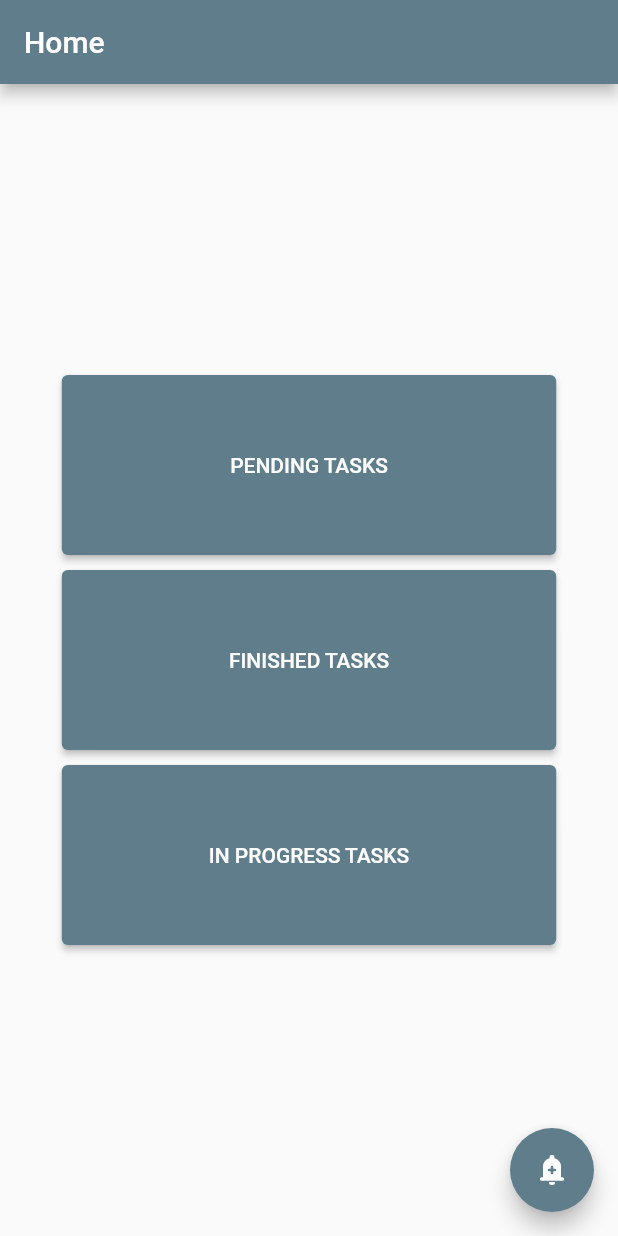
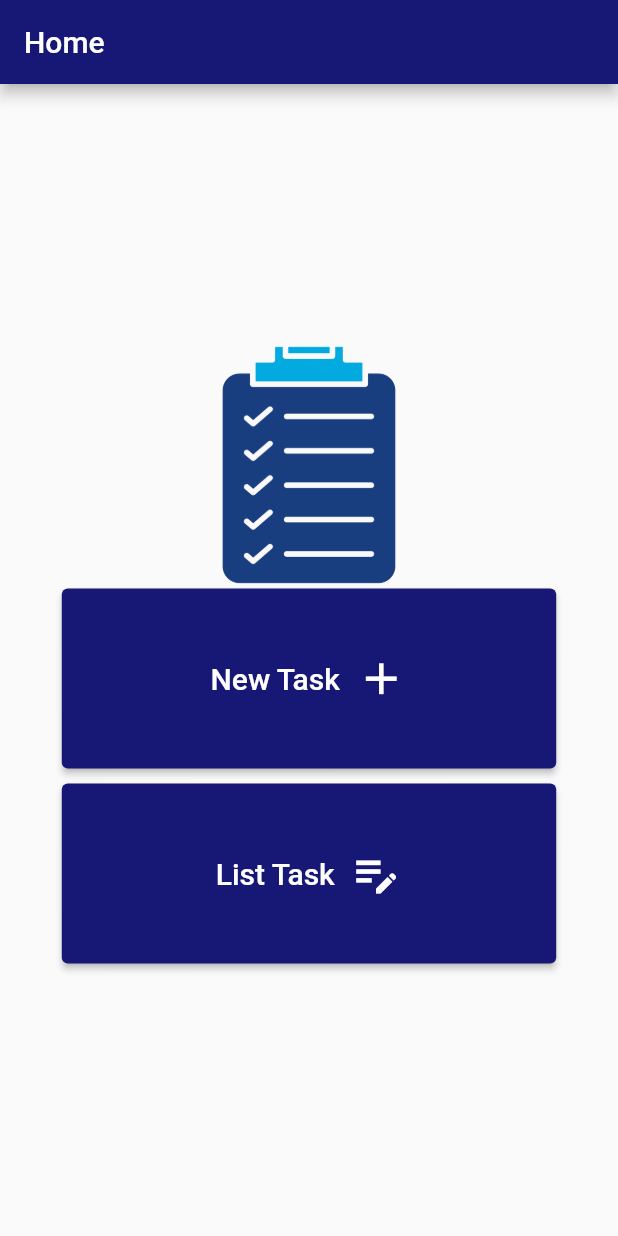
Before and after one commit to mattbrevis/to_do_list_project, a Flutter app: the screen it shows after launch, on a phone screen of 412 x 824 dp. Run offline on Flutter 3.47's test engine with Material 2 defaults, Android fonts, the light colour scheme and no system bars; our stand-ins replace sqflite; accounts and stored records are empty.

Commit message:
New task and list task done

```diff
--- /dev/null
+++ b/lib/constants/color_theme.dart
@@ -0,0 +1,12 @@
+ import 'package:flutter/material.dart';
+const MaterialColor darkBlue =  MaterialColor(4279703414,{50: Color( 0xffeaeafb )
+		, 100: Color( 0xffd4d4f7 )
+		, 200: Color( 0xffaaaaee )
+		, 300: Color( 0xff7f7fe6 )
+		, 400: Color( 0xff5454de )
+		, 500: Color( 0xff2a2ad5 )
+		, 600: Color( 0xff2121ab )
+		, 700: Color( 0xff191980 )
+		, 800: Color( 0xff111155 )
+		, 900: Color( 0xff08082b )
+		});
--- a/lib/views/routes.dart
+++ b/lib/constants/routes.dart
@@ -4,6 +4,6 @@ import 'package:to_do_list_project/views/tasks/new_task_page.dart';
 
 final myRoutes ={
   'home' : (context) => const MyHomePage(),
-  'new_task' : (context)=> const NewTaskPage(),
+  'new_task' : (context)=> const TaskPage(task: null,),
   'list_task' : (context)=> const ListTaskPage()
 };
--- a/lib/views/my_app.dart
+++ b/lib/views/my_app.dart
@@ -1,5 +1,6 @@
 import 'package:flutter/material.dart';
-import 'package:to_do_list_project/views/routes.dart';
+import 'package:to_do_list_project/constants/color_theme.dart';
+import 'package:to_do_list_project/constants/routes.dart';
 
 import 'my_home.dart';
 
@@ -10,7 +11,7 @@ class MyApp extends StatelessWidget {
     return MaterialApp(
       title: 'To do List Project',
       theme: ThemeData(
-        primarySwatch: Colors.blueGrey,
+        primarySwatch: darkBlue,
       ),
       debugShowCheckedModeBanner: false,
       home: const MyHomePage(),
--- a/lib/views/my_home.dart
+++ b/lib/views/my_home.dart
@@ -1,5 +1,6 @@
 import 'package:flutter/material.dart';
-import 'package:to_do_list_project/views/tasks/new_task_page.dart';
+
+
 class MyHomePage extends StatelessWidget {
   const MyHomePage({Key? key}) : super(key: key);
 
@@ -16,11 +17,29 @@ class MyHomePage extends StatelessWidget {
               mainAxisAlignment: MainAxisAlignment.center,
               crossAxisAlignment: CrossAxisAlignment.stretch,
               children: [
+                Container(
+                  height: MediaQuery.of(context).size.height * .20,
+                  decoration: const BoxDecoration(
+                      image: DecorationImage(
+                    image: AssetImage("assets/images/taskico.png"),
+                  )),
+                ),
                 SizedBox(
                   height: 120,
                   child: ElevatedButton(
-                    onPressed: (() {}),
-                    child: const Text('PENDING TASKS'),
+                    onPressed: (() {
+                      Navigator.pushNamed(context, 'new_task');
+                    }),
+                    child: Row(
+                      mainAxisAlignment: MainAxisAlignment.center,
+                      children: const [
+                      Text(
+                        'New Task',
+                        style: TextStyle(fontSize: 20),
+                      ),
+                      SizedBox(width: 10,),
+                      Icon(Icons.add, size: 35,),
+                    ]),
                   ),
                 ),
                 const SizedBox(
@@ -29,29 +48,29 @@ class MyHomePage extends StatelessWidget {
                 SizedBox(
                   height: 120,
                   child: ElevatedButton(
-                    onPressed: (() {}),
-                    child: const Text('FINISHED TASKS'),
+                    onPressed: (() {
+                      Navigator.pushNamed(context, 'list_task');
+                    }),
+                    child: Row(
+                      mainAxisAlignment: MainAxisAlignment.center,
+                      children: const[
+                       Text(
+                          'List Task',
+                          style: TextStyle(fontSize: 20),
+                        ),
+                        SizedBox(width: 10,),
+                        Icon(Icons.edit_note_outlined, size: 35,),
+                      ],
+                    ),
+
                   ),
+
                 ),
                 const SizedBox(
                   height: 10,
                 ),
-                SizedBox(
-                  height: 120,
-                  child: ElevatedButton(
-                    onPressed: (() {}),
-                    child: const Text('IN PROGRESS TASKS'),
-                  ),
-                ),
               ]),
         ),
-      ),
-      floatingActionButton: FloatingActionButton(
-        onPressed: () {
-          Navigator.push(context,
-              MaterialPageRoute(builder: ((context) => const NewTaskPage())));
-        },
-        child: const Icon(Icons.add_alert_rounded),
       ),
     );
   }
--- a/pubspec.yaml
+++ b/pubspec.yaml
@@ -63,8 +63,8 @@ flutter:
   uses-material-design: true
 
   # To add assets to your application, add an assets section, like this:
-  # assets:
-  #   - images/a_dot_burr.jpeg
+  assets:
+      - assets/images/
   #   - images/a_dot_ham.jpeg
 
   # An image asset can refer to one or more resolution-specific "variants", see
```
Also changed, not shown: lib/repository/task_repository.dart (+5 -5 lines), lib/views/tasks/list_tasks_page.dart (+69 -5 lines), lib/views/tasks/new_task_page.dart (+62 -21 lines), assets/images/taskico.png (added), assets/images/todoList.png (deleted).
